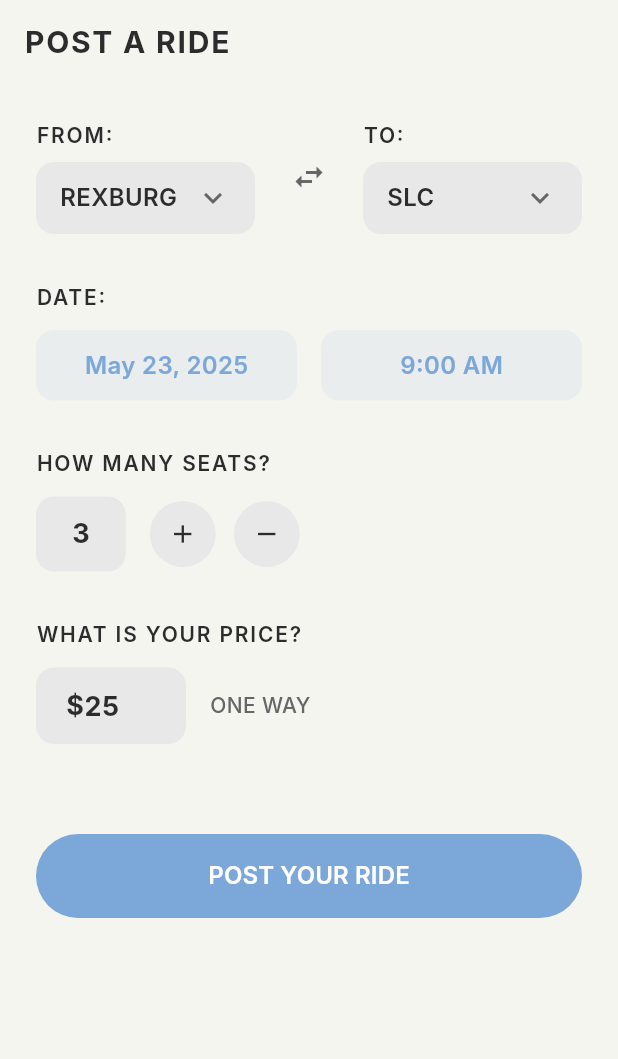
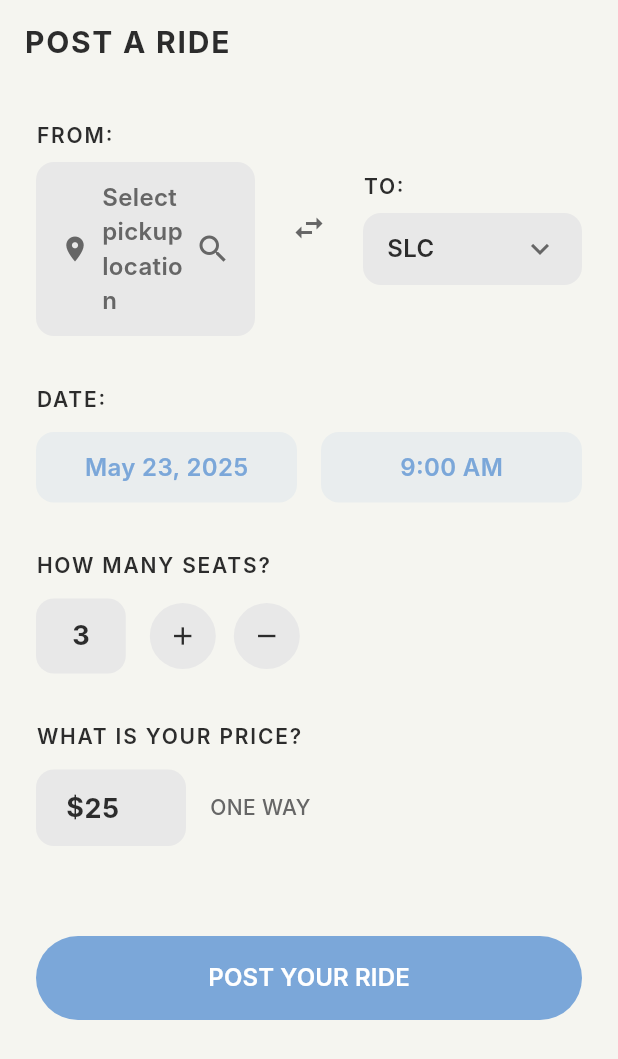
Before and after one commit to garysibanda/rideshare, a Flutter app: the PostRideScreen screen opened directly, on a phone screen of 412 x 824 dp. Shown: the top 1059 px of the screen. Run offline on Flutter 3.47's test engine with Material 3 defaults, Android fonts, the phone set to English and light mode, and no system bars; our stand-ins replace geocoding, google_maps_flutter; Roboto replaces fonts that are missing (Inter).

Commit message:
All latest changes

```diff
--- a/lib/screens/rides/post_ride_screen.dart
+++ b/lib/screens/rides/post_ride_screen.dart
@@ -2,6 +2,7 @@ import 'dart:convert';
 import 'package:flutter/material.dart';
 import '../../utils/app_colors.dart';
 import '../../widgets/custom_button.dart';
+import './address_picker_screen.dart';
 
 class PostRideScreen extends StatefulWidget {
   const PostRideScreen({Key? key}) : super(key: key);
@@ -11,7 +12,9 @@ class PostRideScreen extends StatefulWidget {
 }
 
 class _PostRideScreenState extends State<PostRideScreen> {
-  String _fromLocation = 'REXBURG';
+  String _fromLocation = 'Select pickup location';
+  double? _fromLatitude;
+  double? _fromLongitude;
   String _toLocation = 'SLC';
   DateTime _selectedDate = DateTime(2025, 5, 23);
   TimeOfDay _selectedTime = const TimeOfDay(hour: 9, minute: 0);
@@ -53,11 +56,7 @@ class _PostRideScreenState extends State<PostRideScreen> {
             Row(
               children: [
                 Expanded(
-                  child: _buildLocationSelector(
-                    label: 'FROM:',
-                    value: _fromLocation,
-                    onTap: () => _showLocationPicker(true),
-                  ),
+                  child: _buildFromLocationInput(),
                 ),
                 const SizedBox(width: 16),
                 // Swap icon
@@ -190,6 +189,60 @@ class _PostRideScreenState extends State<PostRideScreen> {
           ],
         ),
       ),
+    );
+  }
+
+  Widget _buildFromLocationInput() {
+    return Column(
+      crossAxisAlignment: CrossAxisAlignment.start,
+      children: [
+        const Text(
+          'FROM:',
+          style: TextStyle(
+            fontSize: 14,
+            fontWeight: FontWeight.w600,
+            color: AppColors.textPrimary,
+            letterSpacing: 1.2,
+          ),
+        ),
+        const SizedBox(height: 8),
+        GestureDetector(
+          onTap: _openAddressPicker,
+          child: Container(
+            padding: const EdgeInsets.symmetric(horizontal: 16, vertical: 12),
+            decoration: BoxDecoration(
+              color: AppColors.inputBackground,
+              borderRadius: BorderRadius.circular(12),
+            ),
+            child: Row(
+              children: [
+                Icon(
+                  Icons.location_on,
+                  color: AppColors.textSecondary,
+                  size: 20,
+                ),
+                const SizedBox(width: 8),
+                Expanded(
+                  child: Text(
+                    _fromLocation,
+                    style: TextStyle(
+                      fontSize: 16,
+                      fontWeight: FontWeight.w600,
+                      color: _fromLocation == 'Select pickup location'
+                          ? AppColors.textSecondary
+                          : AppColors.textPrimary,
+                    ),
+                  ),
+                ),
+                Icon(
+                  Icons.search,
+                  color: AppColors.textSecondary,
+                ),
+              ],
+            ),
+          ),
+        ),
+      ],
     );
   }
 
@@ -350,6 +403,26 @@ class _PostRideScreenState extends State<PostRideScreen> {
     );
   }
 
+  void _openAddressPicker() async {
+    final result = await Navigator.push<Map<String, dynamic>>(
+      context,
+      MaterialPageRoute(
+        builder: (context) => AddressPickerScreen(
+          initialAddress: _fromLocation != 'Select pickup location' ? _fromLocation : null,
+          title: 'Select Pickup Location',
+        ),
+      ),
+    );
+
+    if (result != null) {
+      setState(() {
+        _fromLocation = result['address'] as String;
+        _fromLatitude = result['latitude'] as double;
+        _fromLongitude = result['longitude'] as double;
+      });
+    }
+  }
+
   void _showLocationPicker(bool isFrom) {
     final locations = ['REXBURG', 'SLC', 'POCATELLO', 'IDAHO FALLS', 'PROVO', 'BOISE'];
 
@@ -445,9 +518,9 @@ class _PostRideScreenState extends State<PostRideScreen> {
       "startlocation": {
         "coordinates": _getCoordinatesString(_fromLocation),
         "address": {
-          "line1": "", // Will be filled by Google Maps API
+          "line1": _fromLatitude != null ? _fromLocation.split(',').first : "", // Use actual address
           "line2": "", // Will be filled by Google Maps API
-          "city": _fromLocation,
+          "city": _getCity(_fromLocation),
           "state": _getStateForCity(_fromLocation),
           "zip": "" // Will be filled by Google Maps API
         }
@@ -487,6 +560,12 @@ class _PostRideScreenState extends State<PostRideScreen> {
 
   // Helper function to get coordinates as string format
   String _getCoordinatesString(String city) {
+    // If we have coordinates from the address picker, use those
+    if (_fromLatitude != null && _fromLongitude != null && city == _fromLocation) {
+      return '$_fromLatitude,$_fromLongitude';
+    }
+
+    // Fallback to hardcoded coordinates for predefined cities
     final coordinates = {
       'REXBURG': '43.8260,-111.7897',
       'SLC': '40.7608,-111.8910',
@@ -497,6 +576,20 @@ class _PostRideScreenState extends State<PostRideScreen> {
     };
 
     return coordinates[city] ?? '0.0,0.0';
+  }
+
+  // Helper function to extract city from address
+  String _getCity(String address) {
+    // If it's a full address, try to extract city (usually after the first comma)
+    if (_fromLatitude != null && address.contains(',')) {
+      final parts = address.split(',');
+      if (parts.length >= 2) {
+        return parts[1].trim();
+      }
+    }
+
+    // Fallback to the address itself or empty string
+    return address.replaceAll('Select pickup location', '');
   }
 
   // Helper function to get state abbreviation
--- /dev/null
+++ b/lib/utils/map_api.dart
@@ -0,0 +1,4 @@
+// lib/services/maps_service.dart
+import 'dart:convert';
+// import 'package:http/http.dart' as http;
+import 'package:google_maps_flutter/google_maps_flutter.dart';
--- a/pubspec.yaml
+++ b/pubspec.yaml
@@ -34,6 +34,8 @@ dependencies:
   # The following adds the Cupertino Icons font to your application.
   # Use with the CupertinoIcons class for iOS style icons.
   cupertino_icons: ^1.0.8
+  google_maps_flutter: ^2.13.1
+  geocoding: ^4.0.0
 
 dev_dependencies:
   flutter_test:
```
Also changed, not shown: lib/screens/rides/address_picker_screen.dart (added, +420 -0 lines), pubspec.lock, 11 other files.
